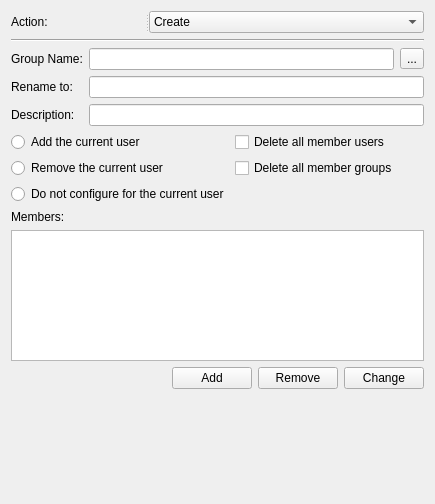
august-alt/policy-preferences-editor-prototype, file src/apps/mvvm-folders/local_users_and_groups/localgroupwidget.ui: the form before one commit.
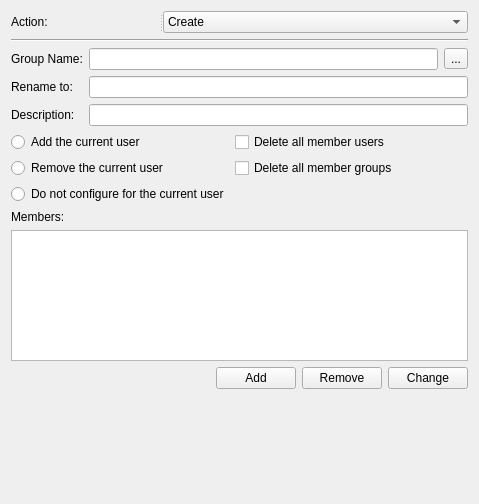
The form after the commit.

```diff
--- a/src/apps/mvvm-folders/local_users_and_groups/localgroupwidget.ui
+++ b/src/apps/mvvm-folders/local_users_and_groups/localgroupwidget.ui
@@ -6,7 +6,7 @@
    <rect>
     <x>0</x>
     <y>0</y>
-    <width>435</width>
+    <width>479</width>
     <height>504</height>
    </rect>
   </property>
```
